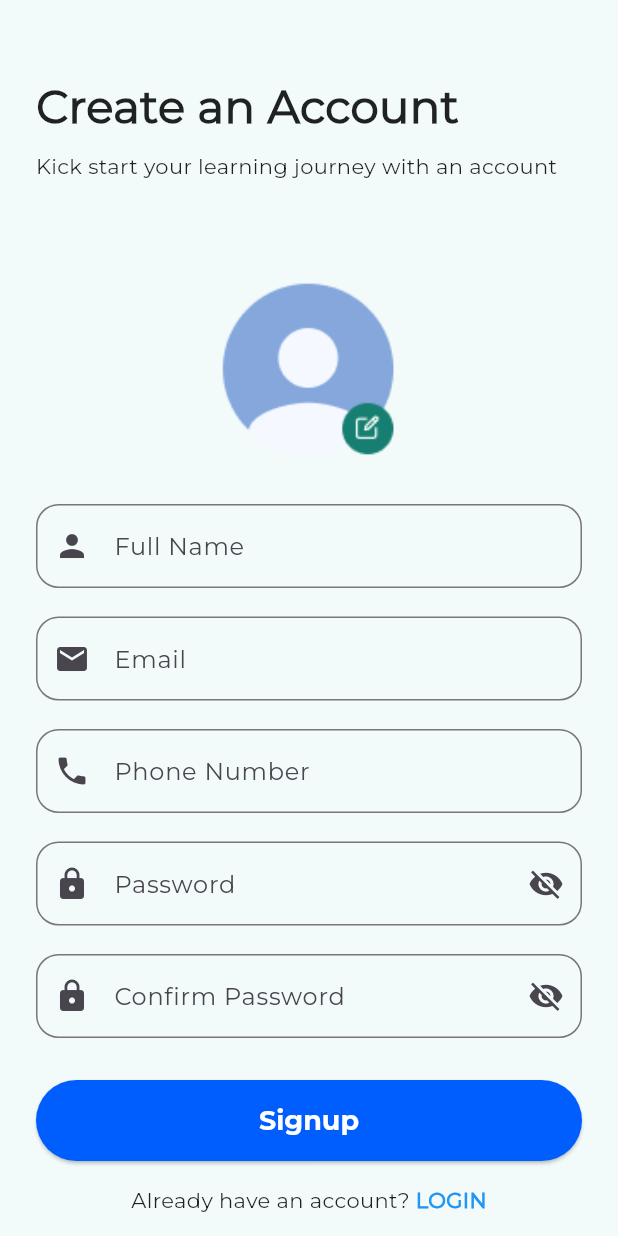
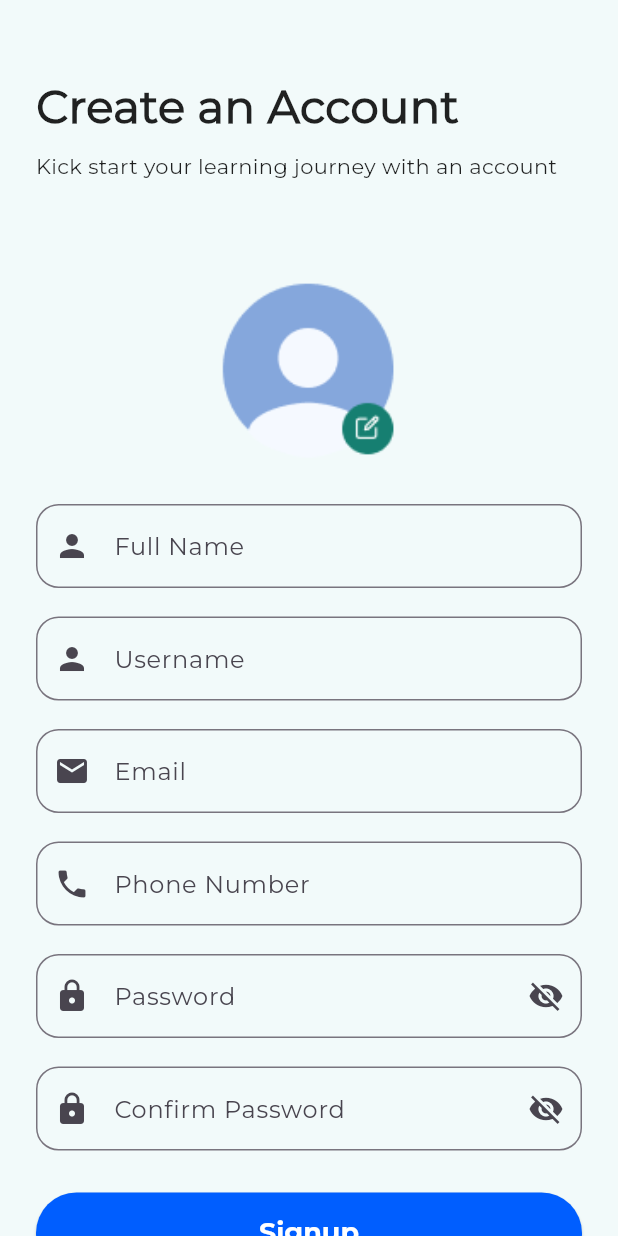
Before and after one commit to sandeshs0/tutorMe, a Flutter app: the SignupView screen opened directly, on a phone screen of 412 x 824 dp. Run offline on Flutter 3.47's test engine with Material 3 defaults, Android fonts, the light colour scheme and no system bars; our stand-ins replace bloc, dartz, dio, equatable, flutter_bloc, get_it and 5 more; accounts and stored records are empty; network calls fail.

Commit message:
refactoring ui

```diff
--- a/lib/features/auth/data/data_source/remote_data_source.dart/auth_remote_datasource.dart
+++ b/lib/features/auth/data/data_source/remote_data_source.dart/auth_remote_datasource.dart
@@ -43,6 +43,7 @@ class AuthRemoteDataSource implements IAuthDataSource {
     try {
       final formData = FormData.fromMap({
         "name": user.fullName,
+        "username": user.username,
         "email": user.email,
         "phone": user.phone,
         "password": user.password,
--- a/lib/features/auth/data/model/auth_api_model.dart
+++ b/lib/features/auth/data/model/auth_api_model.dart
@@ -8,6 +8,7 @@ class AuthApiModel extends Equatable {
   @JsonKey(name: '_id')
   final String? id;
   final String name;
+  final String username;
   final String email;
   final String phone;
   final String? password;
@@ -17,6 +18,7 @@ class AuthApiModel extends Equatable {
   const AuthApiModel({
     this.id,
     required this.name,
+    required this.username,
     required this.email,
     required this.phone,
     required this.profileImage,
@@ -33,6 +35,7 @@ class AuthApiModel extends Equatable {
     return AuthEntity(
       id: id,
       fullName: name,
+      username: username,
       email: email,
       phone: phone,
       role: role,
@@ -45,6 +48,7 @@ class AuthApiModel extends Equatable {
   factory AuthApiModel.fromEntity(AuthEntity entity) {
     return AuthApiModel(
         name: entity.fullName,
+        username: entity.username,
         email: entity.email,
         phone: entity.phone,
         profileImage: entity.profileImage,
--- a/lib/features/auth/domain/entity/auth_entity.dart
+++ b/lib/features/auth/domain/entity/auth_entity.dart
@@ -3,6 +3,7 @@ import 'package:equatable/equatable.dart';
 class AuthEntity extends Equatable {
   final String? id;
   final String fullName;
+  final String username;
   final String email;
   final String phone;
   final String password;
@@ -12,6 +13,7 @@ class AuthEntity extends Equatable {
   const AuthEntity(
       {this.id,
       required this.fullName,
+      required this.username,
       required this.email,
       required this.phone,
       required this.password,
@@ -21,6 +23,7 @@ class AuthEntity extends Equatable {
   const AuthEntity.empty()
       : id = '',
         fullName = '',
+        username = '',
         email = '',
         phone = '',
         password = '',
@@ -29,5 +32,5 @@ class AuthEntity extends Equatable {
 
   @override
   List<Object?> get props =>
-      [id, fullName, email, phone, password, role, profileImage];
+      [id, fullName, username, email, phone, password, role, profileImage];
 }
--- a/lib/features/auth/domain/use_case/register_usecase.dart
+++ b/lib/features/auth/domain/use_case/register_usecase.dart
@@ -7,6 +7,7 @@ import 'package:tutorme/features/auth/domain/repository/auth_repository.dart';
 
 class RegisterUserParams extends Equatable {
   final String fullName;
+  final String username;
   final String email;
   final String phone;
   final String password;
@@ -15,6 +16,7 @@ class RegisterUserParams extends Equatable {
 
   const RegisterUserParams(
       {required this.fullName,
+      required this.username,
       required this.email,
       required this.phone,
       required this.password,
@@ -22,6 +24,7 @@ class RegisterUserParams extends Equatable {
       required this.role});
   const RegisterUserParams.initial()
       : fullName = '',
+      username='',
         email = '',
         phone = '',
         password = '',
@@ -31,7 +34,7 @@ class RegisterUserParams extends Equatable {
 
   @override
   // TODO: implement props
-  List<Object?> get props => [fullName, email, phone, password, role, profileImage];
+  List<Object?> get props => [fullName, username, email, phone, password, role, profileImage];
 }
 
 class RegisterUsecase implements UsecaseWithParams<void, RegisterUserParams> {
@@ -43,6 +46,7 @@ class RegisterUsecase implements UsecaseWithParams<void, RegisterUserParams> {
     final authEntity = AuthEntity(
         id: null,
         fullName: params.fullName,
+        username:params.username,
         email: params.email,
         phone: params.phone,
         password: params.password,
--- a/lib/features/auth/presentation/view/signup_view.dart
+++ b/lib/features/auth/presentation/view/signup_view.dart
@@ -18,6 +18,7 @@ class SignupView extends StatefulWidget {
 class _SignupViewState extends State<SignupView> {
   final _formKey = GlobalKey<FormState>();
   final TextEditingController _fullNameController = TextEditingController();
+  final TextEditingController _usernameController = TextEditingController();
   final TextEditingController _emailController = TextEditingController();
   final TextEditingController _phoneController = TextEditingController();
   final TextEditingController _passwordController = TextEditingController();
@@ -186,6 +187,26 @@ class _SignupViewState extends State<SignupView> {
                       ),
                       const SizedBox(height: 19.0),
 
+                      // Username Field
+                      TextFormField(
+                        controller: _usernameController,
+                        keyboardType: TextInputType.text,
+                        decoration: InputDecoration(
+                          labelText: 'Username',
+                          prefixIcon: const Icon(Icons.person),
+                          border: OutlineInputBorder(
+                            borderRadius: BorderRadius.circular(15.0),
+                          ),
+                        ),
+                        validator: (value) {
+                          if (value == null || value.isEmpty) {
+                            return 'Username is required';
+                          }
+                          return null;
+                        },
+                      ),
+                      const SizedBox(height: 19.0),
+
                       // Email Field
                       TextFormField(
                         controller: _emailController,
@@ -307,6 +328,7 @@ class _SignupViewState extends State<SignupView> {
                                   RegisterUserEvent(
                                       context: context,
                                       fullName: _fullNameController.text,
+                                      username: _usernameController.text,
                                       phone: _phoneController.text,
                                       email: _emailController.text,
                                       password: _passwordController.text,
--- a/lib/features/auth/presentation/view_model/register/register_bloc.dart
+++ b/lib/features/auth/presentation/view_model/register/register_bloc.dart
@@ -43,6 +43,7 @@ class RegisterBloc extends Bloc<RegisterEvent, RegisterState> {
     final result = await _registerUsecase.call(
       RegisterUserParams(
         fullName: event.fullName,
+        username: event.username,
         email: event.email,
         phone: event.phone,
         password: event.password,
--- a/lib/features/auth/presentation/view_model/register/register_event.dart
+++ b/lib/features/auth/presentation/view_model/register/register_event.dart
@@ -13,6 +13,7 @@ class RegisterUserEvent extends RegisterEvent {
   final String email;
   final String phone;
   final String role;
+  final String username;
   // final String? profileImage;
   final String password;
   final String confirmPassword;
@@ -21,6 +22,7 @@ class RegisterUserEvent extends RegisterEvent {
   const RegisterUserEvent({
     required this.context,
     required this.fullName,
+    required this.username,
     required this.email,
     required this.phone,
     required this.password,
@@ -33,6 +35,7 @@ class RegisterUserEvent extends RegisterEvent {
   List<Object> get props => [
         fullName,
         email,
+        username,
         phone,
         password,
         confirmPassword,
```
Also changed, not shown: lib/app/constants/api_endpoints.dart (+10 -11 lines), lib/app/shared_prefs/token_shared_prefs.dart (+18 -0 lines), lib/features/auth/data/data_source/auth_data_source.dart (+5 -6 lines), lib/features/auth/data/data_source/local_data_source/auth_local_data_source.dart (+8 -1 lines), lib/features/auth/data/model/auth_api_model.g.dart, lib/features/home/presentation/view/home_view.dart (line endings or trailing spaces).
